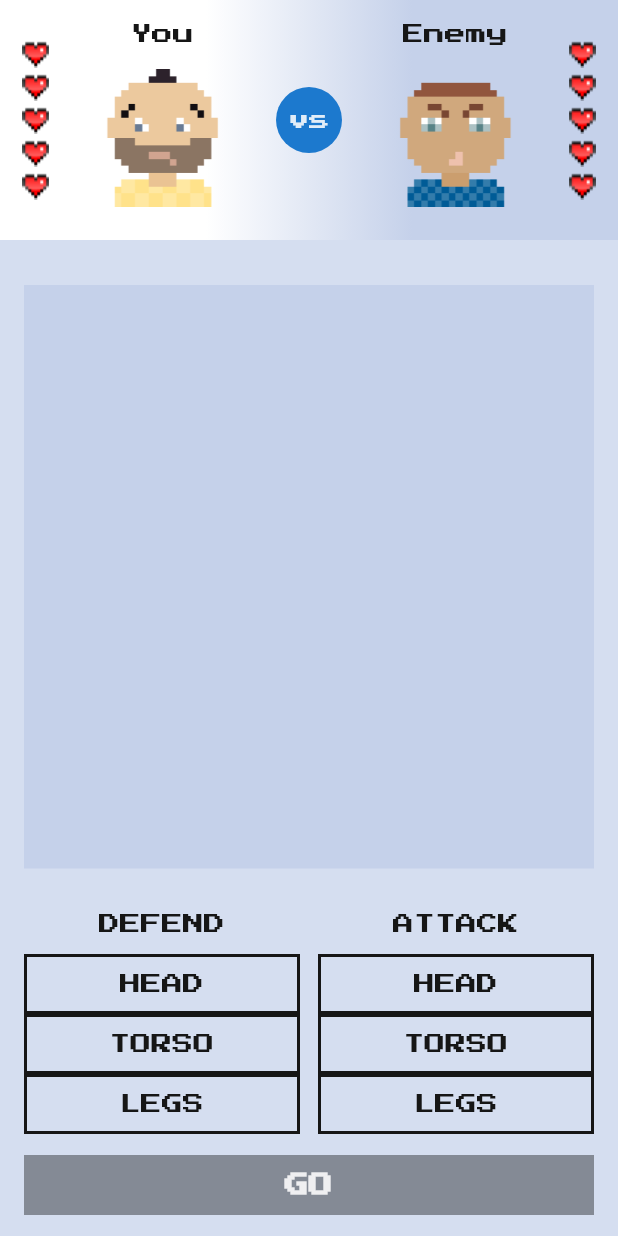
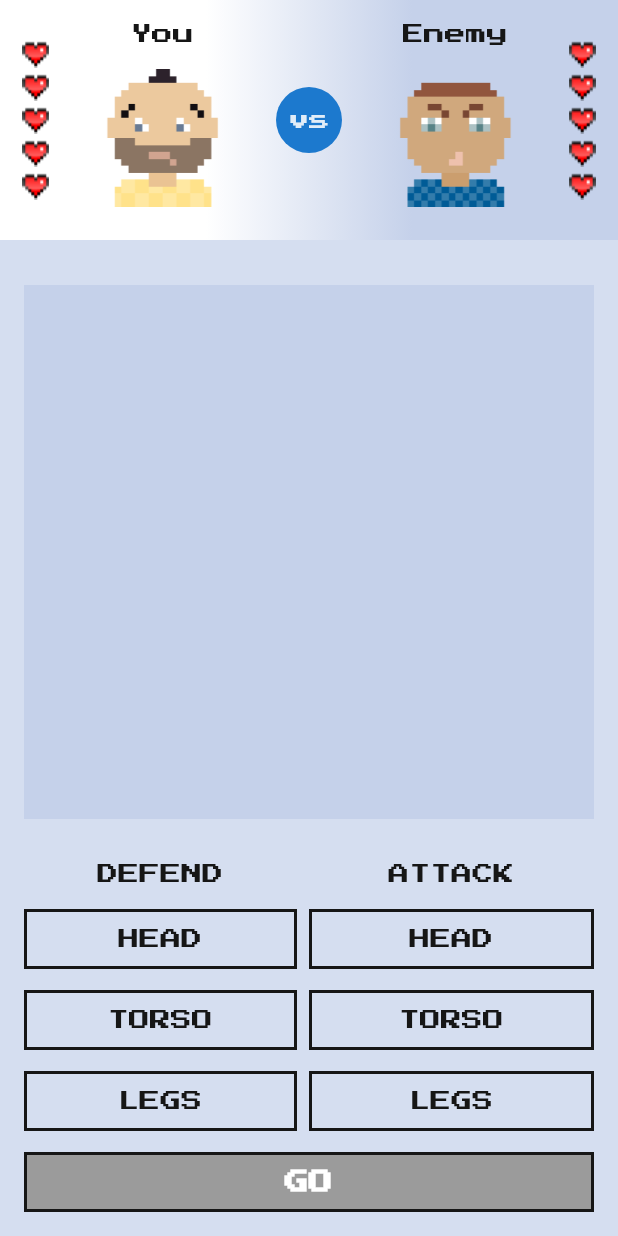
Before and after one commit to iAmTosuj/fight, a Flutter app: the screen it shows after launch, after a tap on "START", on a phone screen of 412 x 824 dp. Run offline on Flutter 3.47's test engine with Material 2 defaults, Android fonts, the phone set to English and light mode, and no system bars; our stand-ins replace google_fonts, shared_preferences.

Commit message:
refactor: refactor widgets

```diff
--- /dev/null
+++ b/lib/resources/button_style.dart
@@ -0,0 +1,16 @@
+import 'package:flutter/material.dart';
+import 'package:flutter_fight_club/resources/colors.dart';
+
+class ResButtonStyle {
+  final Color bgColor;
+  final Color textColor;
+  final Color bgDisabled;
+
+  ResButtonStyle._(this.bgColor, this.textColor, this.bgDisabled);
+
+  static final primary = ResButtonStyle._(FightClubColors.blackButton,
+      Color(0xFFFFFFFF), FightClubColors.greyButton);
+
+  static final secondary = ResButtonStyle._(FightClubColors.background,
+      FightClubColors.blackButton, FightClubColors.background);
+}
--- a/lib/ui/fight_page/body_part_button.dart
+++ b/lib/ui/fight_page/body_part_button.dart
@@ -16,8 +16,9 @@ class BodyPartButton extends StatelessWidget {
 
   @override
   Widget build(BuildContext context) {
-    return GestureDetector(
+    return InkWell(
       onTap: () => bodyPartSetter(bodyPart),
+      splashColor: FightClubColors.blueButton,
       child: SizedBox(
         height: 40,
         child: DecoratedBox(
--- a/lib/ui/fight_page/controls_widget.dart
+++ b/lib/ui/fight_page/controls_widget.dart
@@ -22,26 +22,31 @@ class ControlsWidget extends StatelessWidget {
     return Row(
       mainAxisAlignment: MainAxisAlignment.center,
       children: [
-        SizedBox(
-          width: 16,
-        ),
         Expanded(
+            child: Padding(
+              padding: const EdgeInsets.only(right: 8.0),
               child: Column(
                 children: [
-                Text('DEFEND',
+                  Padding(
+                    padding: const EdgeInsets.only(bottom: 16.0),
+                    child: Text('Defend'.toUpperCase(),
                         style: TextStyle(color: FightClubColors.darkGreyText)),
-                SizedBox(
-                  height: 13,
                   ),
-                BodyPartButton(
+                  Padding(
+                    padding: const EdgeInsets.only(bottom: 14.0),
+                    child: BodyPartButton(
                       bodyPart: BodyPart.head,
                       selected: defendingBodyPart == BodyPart.head,
                       bodyPartSetter: selectDefendingPart,
                     ),
-                BodyPartButton(
+                  ),
+                  Padding(
+                    padding: const EdgeInsets.only(bottom: 14.0),
+                    child: BodyPartButton(
                       bodyPart: BodyPart.torso,
                       selected: defendingBodyPart == BodyPart.torso,
                       bodyPartSetter: selectDefendingPart,
+                    ),
                   ),
                   BodyPartButton(
                     bodyPart: BodyPart.legs,
@@ -49,27 +54,31 @@ class ControlsWidget extends StatelessWidget {
                     bodyPartSetter: selectDefendingPart,
                   ),
                 ],
+              ),
             )),
-        SizedBox(
-          width: 12,
-        ),
         Expanded(
             child: Column(
               children: [
-                Text('ATTACK',
+                Padding(
+                  padding: const EdgeInsets.only(bottom: 16.0),
+                  child: Text('Attack'.toUpperCase(),
                       style: TextStyle(color: FightClubColors.darkGreyText)),
-                SizedBox(
-                  height: 13,
                 ),
-                BodyPartButton(
+                Padding(
+                  padding: const EdgeInsets.only(bottom: 14.0),
+                  child: BodyPartButton(
                     bodyPart: BodyPart.head,
                     selected: attackingBodyPart == BodyPart.head,
                     bodyPartSetter: selectAttackingPart,
                   ),
-                BodyPartButton(
+                ),
+                Padding(
+                  padding: const EdgeInsets.only(bottom: 14.0),
+                  child: BodyPartButton(
                     bodyPart: BodyPart.torso,
                     selected: attackingBodyPart == BodyPart.torso,
                     bodyPartSetter: selectAttackingPart,
+                  ),
                 ),
                 BodyPartButton(
                   bodyPart: BodyPart.legs,
@@ -78,9 +87,6 @@ class ControlsWidget extends StatelessWidget {
                 ),
               ],
             )),
-        SizedBox(
-          width: 16,
-        )
       ],
     );
   }
--- a/lib/ui/fight_page/fight_page.dart
+++ b/lib/ui/fight_page/fight_page.dart
@@ -3,6 +3,7 @@ import 'dart:math';
 import 'package:flutter/material.dart';
 import 'package:flutter_fight_club/core/body_part.dart';
 import 'package:flutter_fight_club/core/fight_result.dart';
+import 'package:flutter_fight_club/resources/button_style.dart';
 import 'package:flutter_fight_club/ui/fight_page/controls_widget.dart';
 import 'package:flutter_fight_club/ui/fight_page/fighters_info.dart';
 import 'package:flutter_fight_club/ui/fight_page/info_board.dart';
@@ -37,6 +38,7 @@ class FightPageState extends State<FightPage> {
     return Scaffold(
       backgroundColor: FightClubColors.background,
       body: SafeArea(
+        child: SizedBox(
           child: Column(
             children: <Widget>[
               FightersInfo(
@@ -59,25 +61,26 @@ class FightPageState extends State<FightPage> {
                       ),
                     )),
               )),
-            ControlsWidget(
+              Padding(
+                padding: const EdgeInsets.only(left: 16, right: 16, bottom: 14.0),
+                child: ControlsWidget(
                   selectAttackingPart: _selectAttackingPart,
                   selectDefendingPart: _selectDefendingPart,
                   attackingBodyPart: attackingBodyPart,
                   defendingBodyPart: defendingBodyPart,
                 ),
+              ),
               Padding(
-              padding: const EdgeInsets.symmetric(vertical: 14.0),
+                padding: const EdgeInsets.only(left: 16, right: 16, bottom: 16.0),
                 child: ActionButton(
                   text: _isGameOver() ? 'Start new game' : 'GO',
-                color: _isGameOver()
-                    ? FightClubColors.blackButton
-                    : _isAllBtnSelected()
-                        ? FightClubColors.blackButton
-                        : FightClubColors.greyButton,
+                  color: ResButtonStyle.primary,
+                  disabled: !_isGameOver() && !_isAllBtnSelected(),
                   onTap: _onGoButtonClicked,
                 ),
               ),
             ],
+          ),
         ),
       ),
     );
--- a/lib/ui/fight_page/fighters_info.dart
+++ b/lib/ui/fight_page/fighters_info.dart
@@ -61,10 +61,9 @@ class FightersInfo extends StatelessWidget {
                     )
                   ],
                 ),
-                SizedBox(
+                Container(
                   height: 44,
                   width: 44,
-                  child: DecoratedBox(
                   decoration: BoxDecoration(
                       shape: BoxShape.circle,
                       color: FightClubColors.blueButton),
@@ -73,7 +72,7 @@ class FightersInfo extends StatelessWidget {
                       'vs',
                       style: TextStyle(color: FightClubColors.whiteText),
                     ),
-                      )),
+                  ),
                 ),
                 Column(
                   children: [
--- a/lib/ui/main_page/main_page.dart
+++ b/lib/ui/main_page/main_page.dart
@@ -1,8 +1,8 @@
 import 'package:flutter/material.dart';
+import 'package:flutter_fight_club/resources/button_style.dart';
+import 'package:flutter_fight_club/resources/colors.dart';
 import 'package:flutter_fight_club/ui/statistic_page/statistics_page.dart';
-import 'package:flutter_fight_club/resources/colors.dart';
 import 'package:flutter_fight_club/ui/widgets/action_button.dart';
-import 'package:flutter_fight_club/ui/widgets/secondary_action_button.dart';
 import 'package:shared_preferences/shared_preferences.dart';
 
 import '../fight_page/fight_page.dart';
@@ -26,15 +26,15 @@ class _MainPageContent extends StatelessWidget {
       body: SafeArea(
         child: Column(
           children: [
-            const SizedBox(
-              height: 24,
-            ),
-            Center(
+            Padding(
+              padding: const EdgeInsets.only(top: 24.0),
+              child: Center(
                 child: Text(
                   'The\nFight\nClub'.toUpperCase(),
                   textAlign: TextAlign.center,
                   style: TextStyle(
                       fontSize: 30, color: FightClubColors.darkGreyText),
+                ),
               ),
             ),
             Expanded(
@@ -56,19 +56,28 @@ class _MainPageContent extends StatelessWidget {
             Expanded(
               child: SizedBox(),
             ),
-            SecondaryActionButton(
+            Padding(
+              padding: const EdgeInsets.all(8.0),
+              child: ActionButton(
+                text: 'STATISTICS',
+                color: ResButtonStyle.secondary,
+                border: true,
                 onTap: () => {
-                      Navigator.of(context).push(MaterialPageRoute(
-                          builder: (context) => StatisticsPage()))
+                  Navigator.of(context).push(
+                      MaterialPageRoute(builder: (context) => StatisticsPage()))
                 },
-                text: 'STATISTICS'),
-            ActionButton(
+              ),
+            ),
+            Padding(
+              padding: const EdgeInsets.all(8.0),
+              child: ActionButton(
                 text: 'Start'.toUpperCase(),
-              color: FightClubColors.blackButton,
+                color: ResButtonStyle.primary,
                 onTap: () {
-                Navigator.of(context)
-                    .push(MaterialPageRoute(builder: (context) => FightPage()));
+                  Navigator.of(context).push(
+                      MaterialPageRoute(builder: (context) => FightPage()));
                 },
+              ),
             )
           ],
         ),
--- a/lib/ui/statistic_page/statistics_page.dart
+++ b/lib/ui/statistic_page/statistics_page.dart
@@ -1,6 +1,7 @@
 import 'package:flutter/material.dart';
+import 'package:flutter_fight_club/resources/button_style.dart';
 import 'package:flutter_fight_club/resources/colors.dart';
-import 'package:flutter_fight_club/ui/widgets/secondary_action_button.dart';
+import 'package:flutter_fight_club/ui/widgets/action_button.dart';
 
 class StatisticsPage extends StatelessWidget {
   const StatisticsPage({Key? key}) : super(key: key);
@@ -8,6 +9,7 @@ class StatisticsPage extends StatelessWidget {
   @override
   Widget build(BuildContext context) {
     return Scaffold(
+      backgroundColor: FightClubColors.background,
       body: SafeArea(
         child: Column(
           children: [
@@ -23,9 +25,12 @@ class StatisticsPage extends StatelessWidget {
             ),
             Expanded(child: SizedBox()),
             Padding(
-              padding: EdgeInsets.only(bottom: 16),
-              child: SecondaryActionButton(
-                  onTap: () => Navigator.of(context).pop(), text: 'Back'),
+              padding: EdgeInsets.all(8),
+              child: ActionButton(
+                onTap: () => Navigator.of(context).pop(),
+                text: 'Back',
+                color: ResButtonStyle.secondary,
+              ),
             )
           ],
         ),
--- a/lib/ui/widgets/action_button.dart
+++ b/lib/ui/widgets/action_button.dart
@@ -1,32 +1,43 @@
 import 'package:flutter/cupertino.dart';
+import 'package:flutter/material.dart';
+import 'package:flutter_fight_club/resources/button_style.dart';
 import 'package:flutter_fight_club/resources/colors.dart';
-import 'package:flutter_fight_club/ui/fight_page/fight_page.dart';
-
 
 class ActionButton extends StatelessWidget {
-  final Color color;
+  final ResButtonStyle color;
   final String text;
   final VoidCallback onTap;
+  final bool border;
+  final bool disabled;
 
   const ActionButton(
-      {Key? key, required this.onTap, required this.text, required this.color})
+      {Key? key,
+      required this.onTap,
+      required this.text,
+      required this.color,
+      this.border = false,
+      this.disabled = false})
       : super(key: key);
 
   @override
   Widget build(BuildContext context) {
-    return GestureDetector(
+    return Material(
+      child: InkWell(
         onTap: onTap,
         child: Container(
-        margin: const EdgeInsets.symmetric(horizontal: 16),
           height: 40,
-        color: color,
+          decoration: BoxDecoration(
+            border: Border.all(color: FightClubColors.darkGreyText, width: 2),
+            color: disabled ? color.bgDisabled : color.bgColor,
+          ),
           alignment: Alignment.center,
           child: Text(
             text,
             style: TextStyle(
                 fontWeight: FontWeight.w900,
                 fontSize: 16,
-              color: FightClubColors.whiteText),
+                color: color.textColor),
+          ),
         ),
       ),
     );
--- a/lib/ui/widgets/secondary_action_button.dart
+++ /dev/null
@@ -1,33 +0,0 @@
-import 'package:flutter/cupertino.dart';
-import 'package:flutter_fight_club/resources/colors.dart';
-import 'package:flutter_fight_club/ui/fight_page/fight_page.dart';
-
-class SecondaryActionButton extends StatelessWidget {
-  final String text;
-  final VoidCallback onTap;
-
-  const SecondaryActionButton(
-      {Key? key, required this.onTap, required this.text})
-      : super(key: key);
-
-  @override
-  Widget build(BuildContext context) {
-    return GestureDetector(
-      onTap: onTap,
-      child: Container(
-        margin: const EdgeInsets.symmetric(horizontal: 16),
-        height: 40,
-        decoration: BoxDecoration(
-            border: Border.all(color: FightClubColors.darkGreyText, width: 2)),
-        alignment: Alignment.center,
-        child: Text(
-          text.toUpperCase(),
-          style: TextStyle(
-              fontWeight: FontWeight.w900,
-              fontSize: 16,
-              color: FightClubColors.darkGreyText),
-        ),
-      ),
-    );
-  }
-}
```
Also changed, not shown: lib/ui/widgets/fight_result_widget.dart (deleted). Lines whose indentation alone changed are shown as unchanged.
